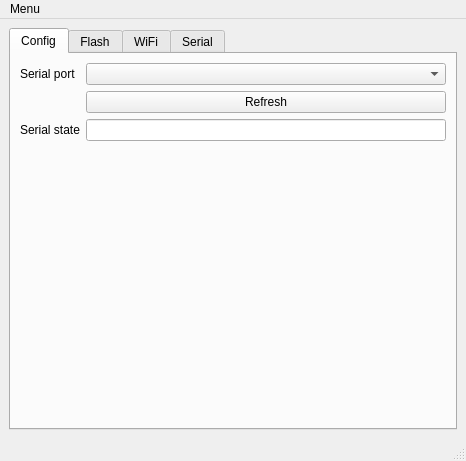
First picture: the form in ESP32/flasher/Flash/mainwindow.ui, repository jcfain/TCodeESP32, before the edit.
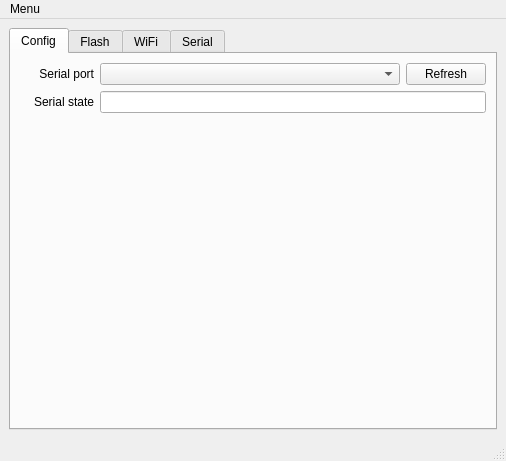
Second picture: the form after the edit.

What changed in the file:
```diff
--- a/ESP32/flasher/Flash/mainwindow.ui
+++ b/ESP32/flasher/Flash/mainwindow.ui
@@ -6,7 +6,7 @@
    <rect>
     <x>0</x>
     <y>0</y>
-    <width>466</width>
+    <width>506</width>
     <height>461</height>
    </rect>
   </property>
@@ -42,38 +42,73 @@
        <attribute name="title">
         <string>Config</string>
        </attribute>
-       <layout class="QFormLayout" name="formLayout">
-        <item row="1" column="1">
+       <layout class="QGridLayout" name="gridLayout_2">
+        <property name="sizeConstraint">
+         <enum>QLayout::SetMinimumSize</enum>
+        </property>
+        <item row="0" column="2">
          <widget class="QPushButton" name="refreshComports">
           <property name="text">
            <string>Refresh</string>
           </property>
          </widget>
         </item>
+        <item row="0" column="1">
+         <widget class="QComboBox" name="serialSelectorCombobox">
+          <property name="sizePolicy">
+           <sizepolicy hsizetype="Minimum" vsizetype="Fixed">
+            <horstretch>0</horstretch>
+            <verstretch>0</verstretch>
+           </sizepolicy>
+          </property>
+          <property name="minimumSize">
+           <size>
+            <width>300</width>
+            <height>0</height>
+           </size>
+          </property>
+         </widget>
+        </item>
         <item row="2" column="0">
          <widget class="QLabel" name="serialPortStatus">
           <property name="text">
            <string>Serial state</string>
           </property>
+          <property name="alignment">
+           <set>Qt::AlignRight|Qt::AlignTrailing|Qt::AlignVCenter</set>
+          </property>
          </widget>
         </item>
-        <item row="2" column="1">
+        <item row="0" column="0">
+         <widget class="QLabel" name="label">
+          <property name="text">
+           <string>Serial port</string>
+          </property>
+          <property name="alignment">
+           <set>Qt::AlignRight|Qt::AlignTrailing|Qt::AlignVCenter</set>
+          </property>
+         </widget>
+        </item>
+        <item row="3" column="0" colspan="3">
+         <spacer name="verticalSpacer">
+          <property name="orientation">
+           <enum>Qt::Vertical</enum>
+          </property>
+          <property name="sizeHint" stdset="0">
+           <size>
+            <width>20</width>
+            <height>40</height>
+           </size>
+          </property>
+         </spacer>
+        </item>
+        <item row="2" column="1" colspan="2">
          <widget class="QLineEdit" name="sterialStateInput">
           <property name="readOnly">
            <bool>true</bool>
           </property>
          </widget>
         </item>
-        <item row="0" column="1">
-         <widget class="QComboBox" name="serialSelectorCombobox"/>
-        </item>
-        <item row="0" column="0">
-         <widget class="QLabel" name="label">
-          <property name="text">
-           <string>Serial port</string>
-          </property>
-         </widget>
-        </item>
        </layout>
       </widget>
       <widget class="QWidget" name="flashTab">
@@ -232,7 +267,7 @@
     <rect>
      <x>0</x>
      <y>0</y>
-     <width>466</width>
+     <width>506</width>
      <height>21</height>
     </rect>
    </property>
```
